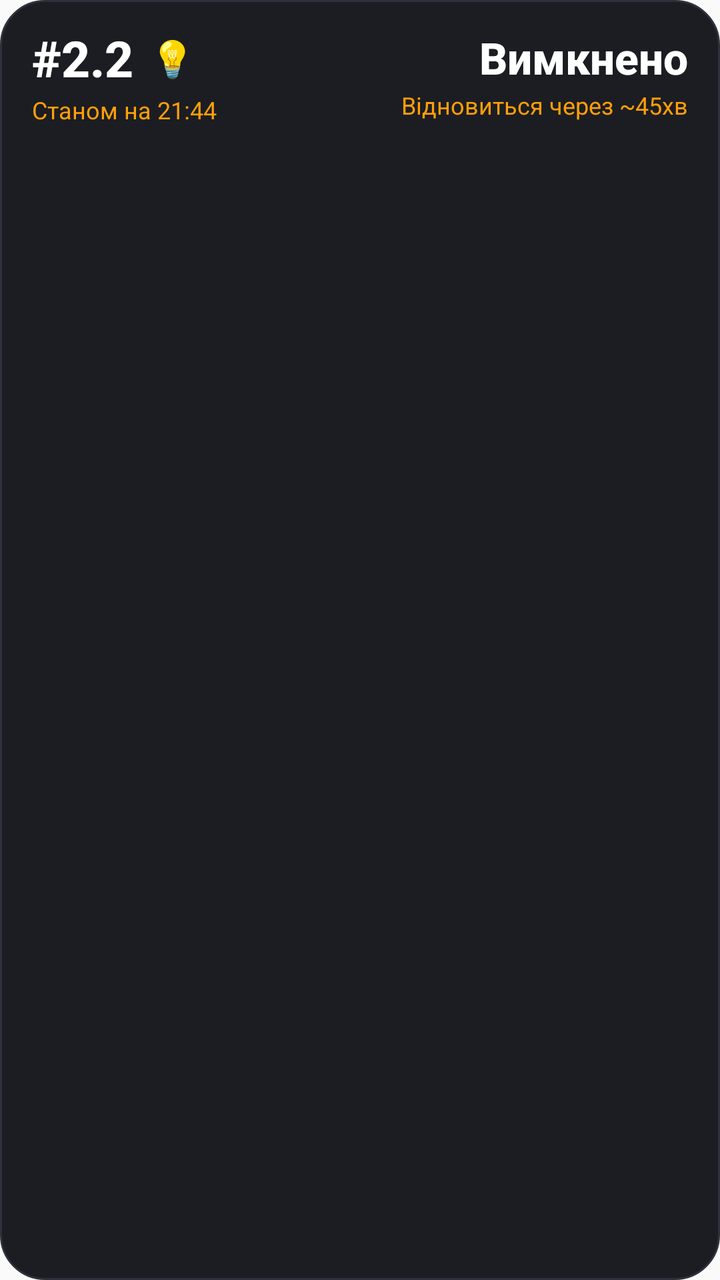
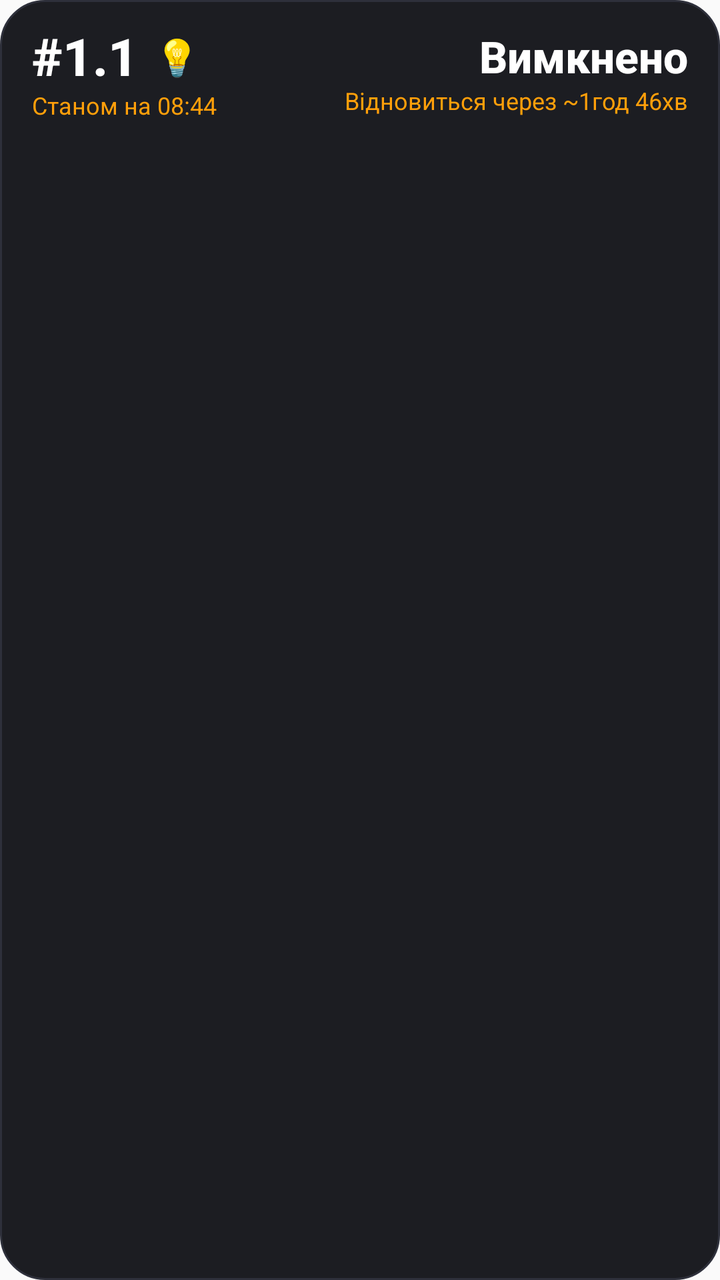

Compare the two renders of this Android layout. The source of the first and the diff that turns it into the second are given below.
<!-- AndroidManifest.xml: application theme Theme.ElectroBot -->
<!-- res/layout/widget_electrobot.xml -->
<?xml version="1.0" encoding="utf-8"?>
<LinearLayout xmlns:android="http://schemas.android.com/apk/res/android"
    android:id="@+id/widget_root"
    android:layout_width="match_parent"
    android:layout_height="match_parent"
    android:orientation="vertical"
    android:background="@drawable/widget_bg"
    android:paddingStart="16dp"
    android:paddingEnd="16dp"
    android:paddingTop="12dp"
    android:paddingBottom="10dp">

    
    <LinearLayout
        android:layout_width="match_parent"
        android:layout_height="wrap_content"
        android:orientation="horizontal"
        android:gravity="center_vertical">

        
        <LinearLayout
            android:layout_width="0dp"
            android:layout_height="wrap_content"
            android:layout_weight="1"
            android:orientation="vertical">

            <LinearLayout
                android:layout_width="wrap_content"
                android:layout_height="wrap_content"
                android:orientation="horizontal"
                android:gravity="center_vertical">

                <TextView
                    android:id="@+id/widget_queue_text"
                    android:layout_width="wrap_content"
                    android:layout_height="wrap_content"
                    android:text="#2.2"
                    android:textColor="#FFFFFF"
                    android:textSize="25sp"
                    android:fontFamily="sans-serif-medium"
                    android:textStyle="bold" />

                <TextView
                    android:id="@+id/widget_bulb_icon"
                    android:layout_width="wrap_content"
                    android:layout_height="wrap_content"
                    android:text=" 💡"
                    android:textColor="#FFFFFF"
                    android:textSize="18sp"
                    android:paddingStart="4dp" />
            </LinearLayout>

            <TextView
                android:id="@+id/widget_timestamp"
                android:layout_width="wrap_content"
                android:layout_height="wrap_content"
                android:text="Станом на 21:44"
                android:textColor="#FF9F0A"
                android:textSize="12sp"
                android:fontFamily="sans-serif"
                android:layout_marginTop="1dp" />
        </LinearLayout>

        
        <LinearLayout
            android:layout_width="wrap_content"
            android:layout_height="wrap_content"
            android:orientation="vertical"
            android:gravity="end">

            <TextView
                android:id="@+id/widget_status_text"
                android:layout_width="wrap_content"
                android:layout_height="wrap_content"
                android:text="Вимкнено"
                android:textColor="#FFFFFF"
                android:textSize="22sp"
                android:fontFamily="sans-serif-medium"
                android:textStyle="bold"
                android:gravity="end" />

            <TextView
                android:id="@+id/widget_timer_text"
                android:layout_width="wrap_content"
                android:layout_height="wrap_content"
                android:text="Відновиться через ~45хв"
                android:textColor="#FF9F0A"
                android:textSize="12sp"
                android:fontFamily="sans-serif"
                android:gravity="end"
                android:layout_marginTop="1dp" />
        </LinearLayout>
    </LinearLayout>

    
    <ImageView
        android:id="@+id/widget_timeline_image"
        android:layout_width="match_parent"
        android:layout_height="0dp"
        android:layout_weight="1"
        android:layout_marginTop="6dp"
        android:scaleType="fitXY"
        android:contentDescription="Графік погодинних відключень" />

</LinearLayout>
<!-- resources referenced by this layout -->
<resources>
  <!-- drawable widget_bg (drawable) -->
  <?xml version="1.0" encoding="utf-8"?>
  <shape xmlns:android="http://schemas.android.com/apk/res/android"
      android:shape="rectangle">
      <solid android:color="#1C1D22" />
      <stroke
          android:width="1dp"
          android:color="#2E303B" />
      <corners android:radius="22dp" />
  </shape>
  <style name="Theme.ElectroBot" parent="android:Theme.Material.Light.NoActionBar">
          <item name="android:statusBarColor">@android:color/transparent</item>
          <item name="android:navigationBarColor">@android:color/transparent</item>
          <item name="android:windowLightStatusBar">false</item>
      </style>
</resources>

<!-- the commit's change to res/layout/widget_electrobot.xml (unified diff, before → after) -->
@@ -7,8 +7,8 @@
     android:background="@drawable/widget_bg"
     android:paddingStart="16dp"
     android:paddingEnd="16dp"
-    android:paddingTop="12dp"
-    android:paddingBottom="10dp">
+    android:paddingTop="14dp"
+    android:paddingBottom="12dp">
 
     
     <LinearLayout
@@ -34,10 +34,11 @@
                     android:id="@+id/widget_queue_text"
                     android:layout_width="wrap_content"
                     android:layout_height="wrap_content"
-                    android:text="#2.2"
+                    android:text="#1.1"
                     android:textColor="#FFFFFF"
-                    android:textSize="25sp"
+                    android:textSize="26sp"
                     android:fontFamily="sans-serif-medium"
+                    android:includeFontPadding="false"
                     android:textStyle="bold" />
 
                 <TextView
@@ -45,8 +46,9 @@
                     android:layout_width="wrap_content"
                     android:layout_height="wrap_content"
                     android:text=" 💡"
-                    android:textColor="#FFFFFF"
+                    android:textColor="#E0E0E0"
                     android:textSize="18sp"
+                    android:includeFontPadding="false"
                     android:paddingStart="4dp" />
             </LinearLayout>
 
@@ -54,11 +56,12 @@
                 android:id="@+id/widget_timestamp"
                 android:layout_width="wrap_content"
                 android:layout_height="wrap_content"
-                android:text="Станом на 21:44"
+                android:text="Станом на 08:44"
                 android:textColor="#FF9F0A"
                 android:textSize="12sp"
                 android:fontFamily="sans-serif"
-                android:layout_marginTop="1dp" />
+                android:includeFontPadding="false"
+                android:layout_marginTop="2dp" />
         </LinearLayout>
 
         
@@ -77,18 +80,20 @@
                 android:textSize="22sp"
                 android:fontFamily="sans-serif-medium"
                 android:textStyle="bold"
+                android:includeFontPadding="false"
                 android:gravity="end" />
 
             <TextView
                 android:id="@+id/widget_timer_text"
                 android:layout_width="wrap_content"
                 android:layout_height="wrap_content"
-                android:text="Відновиться через ~45хв"
+                android:text="Відновиться через ~1год 46хв"
                 android:textColor="#FF9F0A"
                 android:textSize="12sp"
                 android:fontFamily="sans-serif"
+                android:includeFontPadding="false"
                 android:gravity="end"
-                android:layout_marginTop="1dp" />
+                android:layout_marginTop="2dp" />
         </LinearLayout>
     </LinearLayout>
 
@@ -96,10 +101,10 @@
     <ImageView
         android:id="@+id/widget_timeline_image"
         android:layout_width="match_parent"
-        android:layout_height="0dp"
-        android:layout_weight="1"
-        android:layout_marginTop="6dp"
-        android:scaleType="fitXY"
+        android:layout_height="72dp"
+        android:layout_marginTop="8dp"
+        android:scaleType="fitCenter"
+        android:adjustViewBounds="true"
         android:contentDescription="Графік погодинних відключень" />
 
 </LinearLayout>
